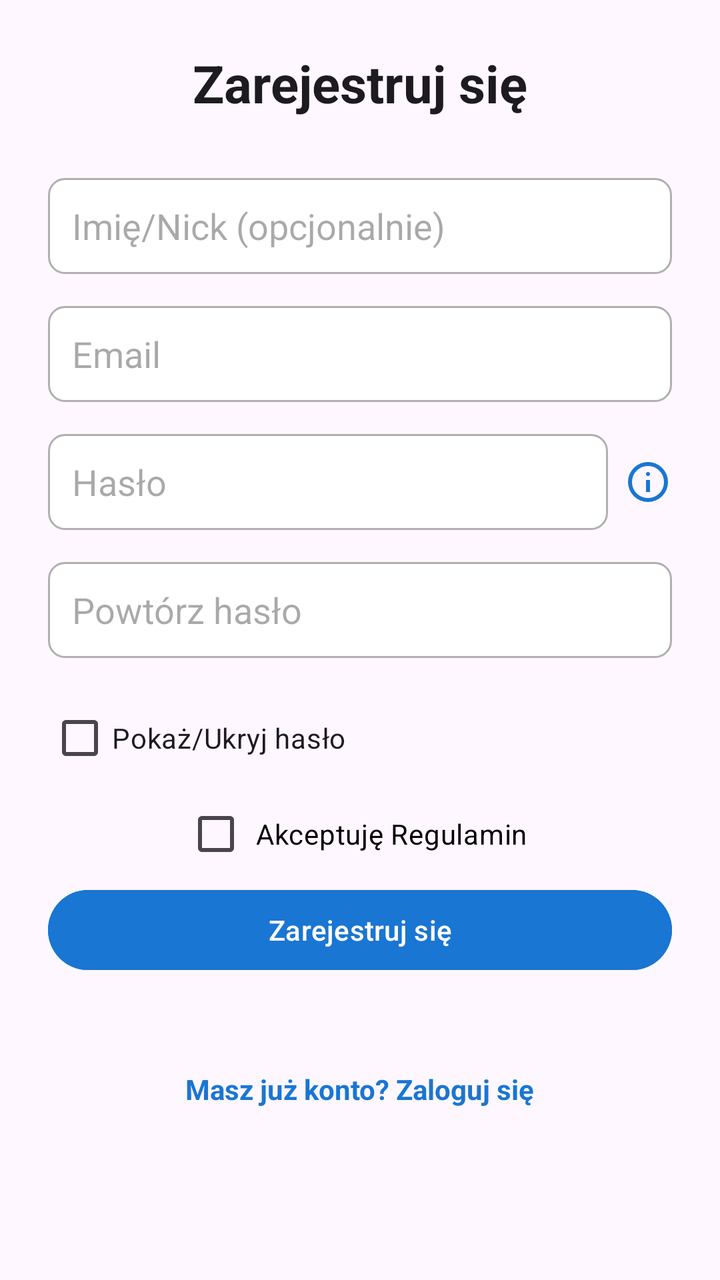
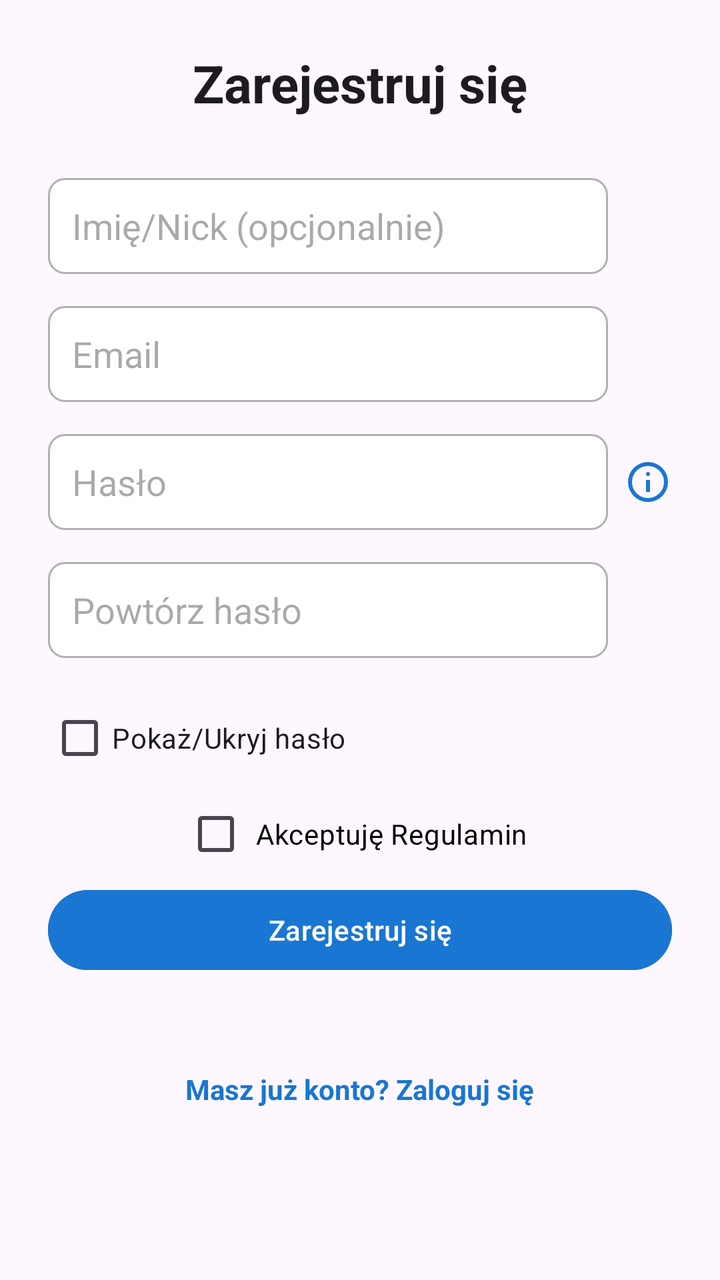

Compare the two renders of this Android layout. The source of the first and the diff that turns it into the second are given below.
<!-- AndroidManifest.xml: application theme Theme.HomeBudget -->
<!-- res/layout/activity_register.xml -->
<?xml version="1.0" encoding="utf-8"?>
<ScrollView xmlns:android="http://schemas.android.com/apk/res/android"
    xmlns:app="http://schemas.android.com/apk/res-auto"
    android:layout_width="match_parent"
    android:layout_height="match_parent"
    android:padding="24dp">


    <LinearLayout
        android:layout_width="match_parent"
        android:layout_height="wrap_content"
        android:orientation="vertical"
        android:gravity="center_horizontal">

        
        <TextView
            android:id="@+id/textTitle"
            android:layout_width="match_parent"
            android:layout_height="wrap_content"
            android:text="Zarejestruj się"
            android:textSize="26sp"
            android:textStyle="bold"
            android:gravity="center"
            android:textColor="?android:textColorPrimary"
            android:layout_marginBottom="30dp"/>

        
        <EditText
            android:id="@+id/editTextName"
            android:layout_width="match_parent"
            android:layout_height="48dp"
            android:hint="Imię/Nick (opcjonalnie)"
            android:background="@drawable/shape_search_border"
            android:inputType="textPersonName"
            android:maxLength="20"
            android:padding="12dp"
            android:layout_marginBottom="16dp"/>

        
        <EditText
            android:id="@+id/editTextEmail"
            android:layout_width="match_parent"
            android:layout_height="48dp"
            android:hint="Email"
            android:background="@drawable/shape_search_border"
            android:inputType="textEmailAddress"
            android:padding="12dp"
            android:layout_marginBottom="16dp"/>
        <LinearLayout
            android:layout_width="match_parent"
            android:layout_height="48dp"
            android:orientation="horizontal"
            android:gravity="center_vertical"
            android:layout_marginBottom="16dp">
            
            <EditText
                android:id="@+id/editTextPassword"
                android:layout_width="0dp"
                android:layout_height="48dp"
                android:layout_weight="1"
                android:hint="Hasło"
                android:background="@drawable/shape_search_border"
                android:inputType="textPassword"
                android:padding="12dp"
                android:importantForAutofill="no"/>
            
            <ImageView
                android:id="@+id/imagePasswordInfo"
                android:layout_width="24dp"
                android:layout_height="24dp"
                android:layout_marginStart="8dp"
                android:src="@drawable/ic_info"
                app:tint="#1976D2"
                android:contentDescription="Wymagania hasła"/>
        </LinearLayout>
        
        <EditText
            android:id="@+id/editTextConfirmPassword"
            android:layout_width="match_parent"
            android:layout_height="48dp"
            android:hint="Powtórz hasło"
            android:background="@drawable/shape_search_border"
            android:inputType="textPassword"
            android:padding="12dp"
            android:layout_marginBottom="16dp"
            android:importantForAutofill="no"/>

        
        <CheckBox
            android:id="@+id/checkboxShowPassword"
            android:layout_width="match_parent"
            android:layout_height="wrap_content"
            android:text="Pokaż/Ukryj hasło"/>

        
        <CheckBox
            android:id="@+id/checkBoxTerms"
            android:layout_width="wrap_content"
            android:layout_height="wrap_content"
            android:text="Akceptuję Regulamin"
            android:textSize="14sp"
            android:textColor="@android:color/black"
            android:padding="4dp"/>

        
        <TextView
            android:id="@+id/textTermsError"
            android:layout_width="wrap_content"
            android:layout_height="wrap_content"
            android:text="Musisz zaakceptować regulamin"
            android:textSize="13sp"
            android:textColor="@android:color/holo_red_dark"
            android:visibility="gone"
            android:layout_marginBottom="8dp" />

        
        <Button
            android:id="@+id/buttonRegister"
            android:layout_width="match_parent"
            android:layout_height="wrap_content"
            android:text="Zarejestruj się"
            android:textColor="@color/buttonPrimaryText"
            android:backgroundTint="@color/buttonPrimaryBackground"
            android:layout_marginBottom="16dp"/>

        
        <ProgressBar
            android:id="@+id/progressBar"
            android:layout_width="wrap_content"
            android:layout_height="wrap_content"
            android:visibility="gone"
            android:layout_marginTop="16dp"/>

        
        <TextView
            android:id="@+id/textLogin"
            android:layout_width="wrap_content"
            android:layout_height="wrap_content"
            android:text="Masz już konto? Zaloguj się"
            android:textColor="#1976D2"
            android:textStyle="bold"
            android:layout_marginTop="16dp"
            android:paddingVertical="14dp"
            android:clickable="true"
            android:focusable="true"/>

    </LinearLayout>

</ScrollView>
<!-- resources referenced by this layout -->
<resources>
  <color name="buttonPrimaryBackground">#1976D2</color>
  <color name="buttonPrimaryText">#FFFFFFFF</color>
  <!-- drawable ic_info (drawable) -->
  <vector xmlns:android="http://schemas.android.com/apk/res/android"
      android:width="24dp"
      android:height="24dp"
      android:viewportWidth="960"
      android:viewportHeight="960">
    <path
        android:pathData="M440,680h80v-240h-80v240ZM480,360q17,0 28.5,-11.5T520,320q0,-17 -11.5,-28.5T480,280q-17,0 -28.5,11.5T440,320q0,17 11.5,28.5T480,360ZM480,880q-83,0 -156,-31.5T197,763q-54,-54 -85.5,-127T80,480q0,-83 31.5,-156T197,197q54,-54 127,-85.5T480,80q83,0 156,31.5T763,197q54,54 85.5,127T880,480q0,83 -31.5,156T763,763q-54,54 -127,85.5T480,880ZM480,800q134,0 227,-93t93,-227q0,-134 -93,-227t-227,-93q-134,0 -227,93t-93,227q0,134 93,227t227,93ZM480,480Z"
        android:fillColor="#e3e3e3"/>
  </vector>
  <!-- drawable shape_search_border (drawable) -->
  <?xml version="1.0" encoding="utf-8"?>
  <shape xmlns:android="http://schemas.android.com/apk/res/android"
      android:shape="rectangle">
  
  
      <solid android:color="@color/dialogBackground"/>
      <stroke android:width="1dp" android:color="@color/dialogStroke"/>
      <corners android:radius="8dp"/>
  
  </shape>
  <style name="Theme.HomeBudget" parent="Base.Theme.HomeBudget" />
  <color name="dialogBackground">#FFFFFF</color>
  <color name="dialogStroke">#B0B0B0</color>
  <style name="Base.Theme.HomeBudget" parent="Theme.Material3.DayNight.NoActionBar">
          
          
      </style>
</resources>

<!-- the commit's change to res/layout/activity_register.xml (unified diff, before → after) -->
@@ -5,144 +5,168 @@
     android:layout_height="match_parent"
     android:padding="24dp">
 
-
     <LinearLayout
         android:layout_width="match_parent"
         android:layout_height="wrap_content"
-        android:orientation="vertical"
-        android:gravity="center_horizontal">
+        android:gravity="center_horizontal"
+        android:orientation="vertical">
 
-        
         <TextView
             android:id="@+id/textTitle"
             android:layout_width="match_parent"
             android:layout_height="wrap_content"
+            android:layout_marginBottom="30dp"
+            android:gravity="center"
             android:text="Zarejestruj się"
+            android:textColor="?android:textColorPrimary"
             android:textSize="26sp"
-            android:textStyle="bold"
-            android:gravity="center"
-            android:textColor="?android:textColorPrimary"
-            android:layout_marginBottom="30dp"/>
+            android:textStyle="bold" />
 
-        
-        <EditText
-            android:id="@+id/editTextName"
+        <LinearLayout
             android:layout_width="match_parent"
-            android:layout_height="48dp"
-            android:hint="Imię/Nick (opcjonalnie)"
-            android:background="@drawable/shape_search_border"
-            android:inputType="textPersonName"
-            android:maxLength="20"
-            android:padding="12dp"
-            android:layout_marginBottom="16dp"/>
+            android:layout_height="wrap_content"
+            android:layout_marginBottom="16dp"
+            android:orientation="horizontal">
 
-        
-        <EditText
-            android:id="@+id/editTextEmail"
+            <EditText
+                android:id="@+id/editTextName"
+                android:layout_width="0dp"
+                android:layout_height="48dp"
+                android:layout_weight="1"
+                android:background="@drawable/shape_search_border"
+                android:hint="Imię/Nick (opcjonalnie)"
+                android:inputType="textPersonName"
+                android:maxLength="20"
+                android:padding="12dp" />
+
+            <Space
+                android:layout_width="32dp"
+                android:layout_height="1dp" />
+        </LinearLayout>
+
+        <LinearLayout
             android:layout_width="match_parent"
-            android:layout_height="48dp"
-            android:hint="Email"
-            android:background="@drawable/shape_search_border"
-            android:inputType="textEmailAddress"
-            android:padding="12dp"
-            android:layout_marginBottom="16dp"/>
+            android:layout_height="wrap_content"
+            android:layout_marginBottom="16dp"
+            android:orientation="horizontal">
+
+            <EditText
+                android:id="@+id/editTextEmail"
+                android:layout_width="0dp"
+                android:layout_height="48dp"
+                android:layout_weight="1"
+                android:background="@drawable/shape_search_border"
+                android:hint="Email"
+                android:inputType="textEmailAddress"
+                android:padding="12dp" />
+
+            <Space
+                android:layout_width="32dp"
+                android:layout_height="1dp" />
+        </LinearLayout>
+
         <LinearLayout
             android:layout_width="match_parent"
             android:layout_height="48dp"
-            android:orientation="horizontal"
+            android:layout_marginBottom="16dp"
             android:gravity="center_vertical"
-            android:layout_marginBottom="16dp">
-            
+            android:orientation="horizontal">
+
             <EditText
                 android:id="@+id/editTextPassword"
                 android:layout_width="0dp"
                 android:layout_height="48dp"
                 android:layout_weight="1"
+                android:background="@drawable/shape_search_border"
                 android:hint="Hasło"
-                android:background="@drawable/shape_search_border"
+                android:importantForAutofill="no"
                 android:inputType="textPassword"
-                android:padding="12dp"
-                android:importantForAutofill="no"/>
-            
+                android:padding="12dp" />
+
             <ImageView
                 android:id="@+id/imagePasswordInfo"
                 android:layout_width="24dp"
                 android:layout_height="24dp"
                 android:layout_marginStart="8dp"
+                android:contentDescription="Wymagania hasła"
                 android:src="@drawable/ic_info"
-                app:tint="#1976D2"
-                android:contentDescription="Wymagania hasła"/>
+                app:tint="#1976D2" />
         </LinearLayout>
-        
-        <EditText
-            android:id="@+id/editTextConfirmPassword"
+
+        <LinearLayout
             android:layout_width="match_parent"
-            android:layout_height="48dp"
-            android:hint="Powtórz hasło"
-            android:background="@drawable/shape_search_border"
-            android:inputType="textPassword"
-            android:padding="12dp"
+            android:layout_height="wrap_content"
             android:layout_marginBottom="16dp"
-            android:importantForAutofill="no"/>
+            android:orientation="horizontal">
 
-        
+            <EditText
+                android:id="@+id/editTextConfirmPassword"
+                android:layout_width="0dp"
+                android:layout_height="48dp"
+                android:layout_weight="1"
+                android:background="@drawable/shape_search_border"
+                android:hint="Powtórz hasło"
+                android:importantForAutofill="no"
+                android:inputType="textPassword"
+                android:padding="12dp" />
+
+            <Space
+                android:layout_width="32dp"
+                android:layout_height="1dp" />
+        </LinearLayout>
+
         <CheckBox
             android:id="@+id/checkboxShowPassword"
             android:layout_width="match_parent"
             android:layout_height="wrap_content"
-            android:text="Pokaż/Ukryj hasło"/>
+            android:text="Pokaż/Ukryj hasło" />
 
-        
         <CheckBox
             android:id="@+id/checkBoxTerms"
             android:layout_width="wrap_content"
             android:layout_height="wrap_content"
+            android:padding="4dp"
             android:text="Akceptuję Regulamin"
-            android:textSize="14sp"
             android:textColor="@android:color/black"
-            android:padding="4dp"/>
+            android:textSize="14sp" />
 
-        
         <TextView
             android:id="@+id/textTermsError"
             android:layout_width="wrap_content"
             android:layout_height="wrap_content"
+            android:layout_marginBottom="8dp"
             android:text="Musisz zaakceptować regulamin"
+            android:textColor="@android:color/holo_red_dark"
             android:textSize="13sp"
-            android:textColor="@android:color/holo_red_dark"
-            android:visibility="gone"
-            android:layout_marginBottom="8dp" />
+            android:visibility="gone" />
 
-        
         <Button
             android:id="@+id/buttonRegister"
             android:layout_width="match_parent"
             android:layout_height="wrap_content"
+            android:layout_marginBottom="16dp"
+            android:backgroundTint="@color/buttonPrimaryBackground"
             android:text="Zarejestruj się"
-            android:textColor="@color/buttonPrimaryText"
-            android:backgroundTint="@color/buttonPrimaryBackground"
-            android:layout_marginBottom="16dp"/>
+            android:textColor="@color/buttonPrimaryText" />
 
-        
         <ProgressBar
             android:id="@+id/progressBar"
             android:layout_width="wrap_content"
             android:layout_height="wrap_content"
-            android:visibility="gone"
-            android:layout_marginTop="16dp"/>
+            android:layout_marginTop="16dp"
+            android:visibility="gone" />
 
-        
         <TextView
             android:id="@+id/textLogin"
             android:layout_width="wrap_content"
             android:layout_height="wrap_content"
+            android:layout_marginTop="16dp"
+            android:clickable="true"
+            android:focusable="true"
+            android:paddingVertical="14dp"
             android:text="Masz już konto? Zaloguj się"
             android:textColor="#1976D2"
-            android:textStyle="bold"
-            android:layout_marginTop="16dp"
-            android:paddingVertical="14dp"
-            android:clickable="true"
-            android:focusable="true"/>
+            android:textStyle="bold" />
 
     </LinearLayout>
 
